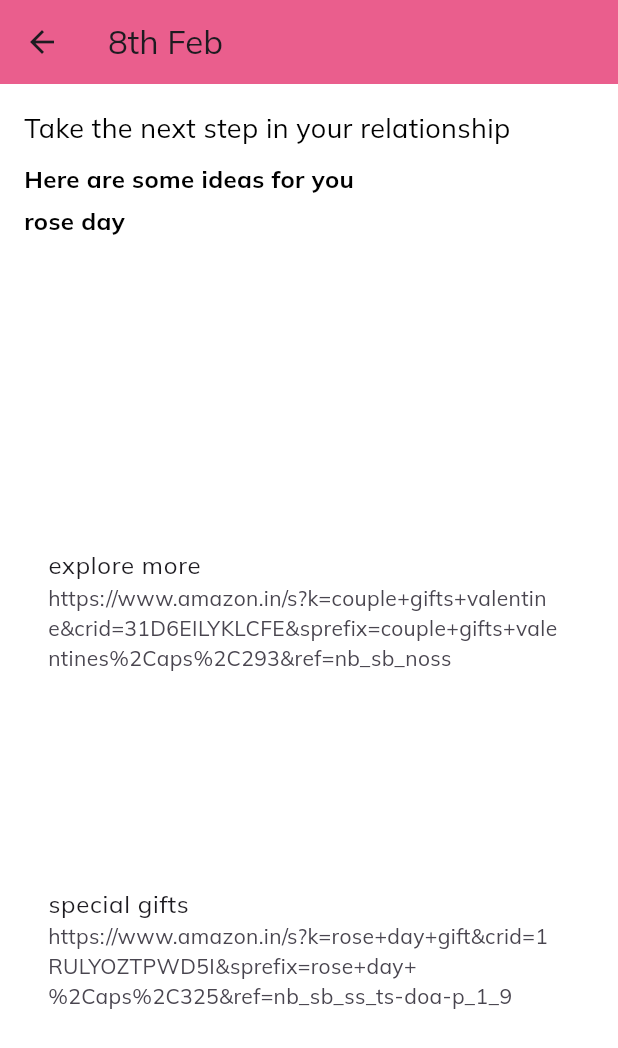
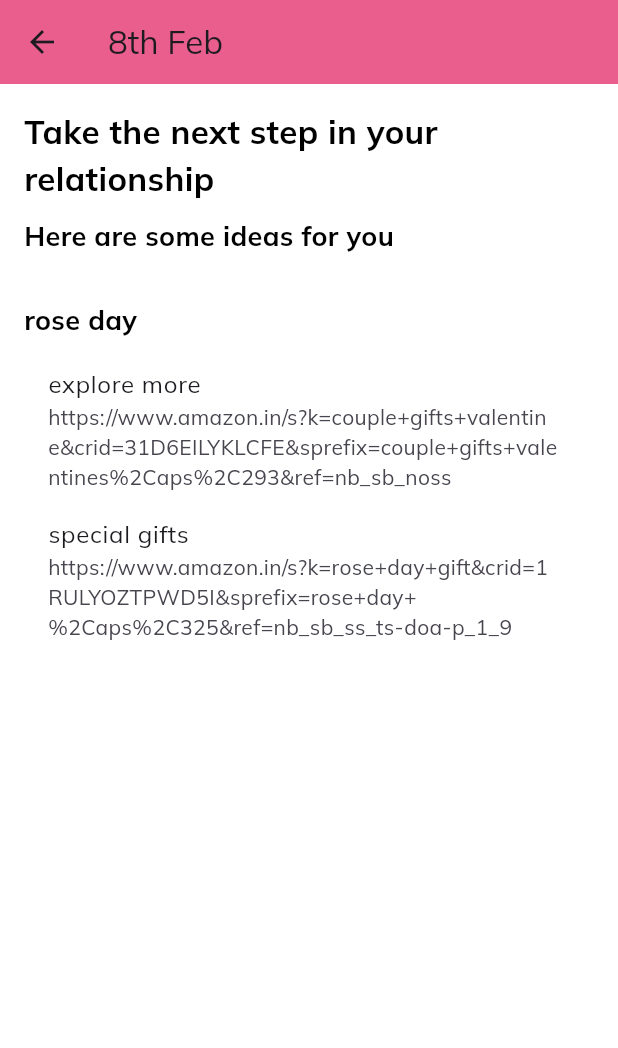
Before and after one commit to Ankit180104/Valentine-week-Special, a Flutter app: the screen it shows after launch, after a tap on "8th Feb", on a phone screen of 412 x 824 dp. Shown: the top 1048 px of the screen. Run offline on Flutter 3.47's test engine with Material 3 defaults, Android fonts, the phone set to English and light mode, and no system bars; our stand-ins replace get, google_fonts.

Commit message:
completed days

```diff
--- a/lib/pages/details.dart
+++ b/lib/pages/details.dart
@@ -1,7 +1,5 @@
-// details.dart
-import 'dart:js' as js;
-
 import 'package:flutter/material.dart';
+import 'package:url_launcher/url_launcher.dart';
 
 class DetailsPage extends StatelessWidget {
   final String day;
@@ -23,20 +21,23 @@ class DetailsPage extends StatelessWidget {
       ),
       body: Padding(
         padding: EdgeInsets.all(16.0),
+        child: SingleChildScrollView(
           child: Column(
             crossAxisAlignment: CrossAxisAlignment.start,
             children: [
               Text(
                 event,
-              style: TextStyle(fontSize: 18),
+                style: TextStyle(fontSize: 22, fontWeight: FontWeight.bold),
               ),
               SizedBox(height: 10),
               Text(
                 "Here are some ideas for you",
-              style: TextStyle(fontSize: 16, fontWeight: FontWeight.bold),
+                style: TextStyle(fontSize: 18, fontWeight: FontWeight.bold),
               ),
+              SizedBox(height: 20),
               _buildAdditionalInfo(context, additionalInfo),
             ],
+          ),
         ),
       ),
     );
@@ -50,37 +51,35 @@ class DetailsPage extends StatelessWidget {
 
     additionalInfo.forEach((category, details) {
       widgets.add(
-        Expanded(
-          child: Column(
+        Column(
           crossAxisAlignment: CrossAxisAlignment.start,
           children: [
-              SizedBox(height: 5),
+            SizedBox(height: 10),
             Text(
               category,
-                style: TextStyle(fontSize: 16, fontWeight: FontWeight.bold),
+              style: TextStyle(fontSize: 18, fontWeight: FontWeight.bold),
             ),
-              SizedBox(height: 5),
+            SizedBox(height: 10),
           ],
-          ),
         ),
       );
 
       if (details is Map) {
         details.forEach((subCategory, subDetails) {
           if (subDetails is List) {
-            // Handle the case where subDetails is a list (e.g., "perfect places")
             List<Widget> placeWidgets = [];
             for (var place in subDetails) {
               placeWidgets.add(
-                Expanded(
-                  child: ListTile(
-                    title: Text(place),
+                ListTile(
+                  title: Text(
+                    place,
+                    style: TextStyle(fontSize: 16),
+                  ),
                   onTap: () {
                     if (place.startsWith("http")) {
                       _launchURL(place);
                     }
                   },
-                  ),
                 ),
               );
             }
@@ -88,11 +87,17 @@ class DetailsPage extends StatelessWidget {
           } else if (subDetails is Map) {
             subDetails.forEach((nestedCategory, nestedDetails) {
               widgets.add(
-                Expanded(
-                  child: ListTile(
-                    title: Text("$subCategory - $nestedCategory"),
-                    subtitle:
-                        nestedDetails is String ? Text(nestedDetails) : null,
+                ListTile(
+                  title: Text(
+                    "$subCategory - $nestedCategory",
+                    style: TextStyle(fontSize: 16),
+                  ),
+                  subtitle: nestedDetails is String
+                      ? Text(
+                          nestedDetails,
+                          style: TextStyle(fontSize: 14),
+                        )
+                      : null,
                   onTap: () {
                     if (nestedDetails is String &&
                         nestedDetails.startsWith("http")) {
@@ -100,50 +105,58 @@ class DetailsPage extends StatelessWidget {
                     }
                   },
                 ),
-                ),
               );
             });
           } else {
             widgets.add(
-              Expanded(
-                child: ListTile(
-                  title: Text(subCategory),
-                  subtitle: subDetails is String ? Text(subDetails) : null,
+              ListTile(
+                title: Text(
+                  subCategory,
+                  style: TextStyle(fontSize: 16),
+                ),
+                subtitle: subDetails is String
+                    ? Text(
+                        subDetails,
+                        style: TextStyle(fontSize: 14),
+                      )
+                    : null,
                 onTap: () {
                   if (subDetails is String && subDetails.startsWith("http")) {
                     _launchURL(subDetails);
                   }
                 },
               ),
-              ),
             );
           }
         });
       } else if (details is String) {
         widgets.add(
-          Expanded(
-            child: ListTile(
-              title: Text(details),
+          ListTile(
+            title: Text(
+              details,
+              style: TextStyle(fontSize: 16),
+            ),
             onTap: () {
               if (details.startsWith("http")) {
                 _launchURL(details);
               }
             },
           ),
-          ),
         );
       }
     });
 
-    return Expanded(
-      child: Column(
+    return Column(
       crossAxisAlignment: CrossAxisAlignment.start,
       children: widgets,
-      ),
     );
   }
 
-  void _launchURL(String url) {
-    js.context.callMethod('open', [url]);
+  Future<void> _launchURL(String url) async {
+    if (await canLaunch(url)) {
+      await launch(url);
+    } else {
+      throw 'Could not launch $url';
     }
   }
+}
```
Also changed, not shown: lib/pages/home.dart (+110 -2 lines). Lines whose indentation alone changed are shown as unchanged.
